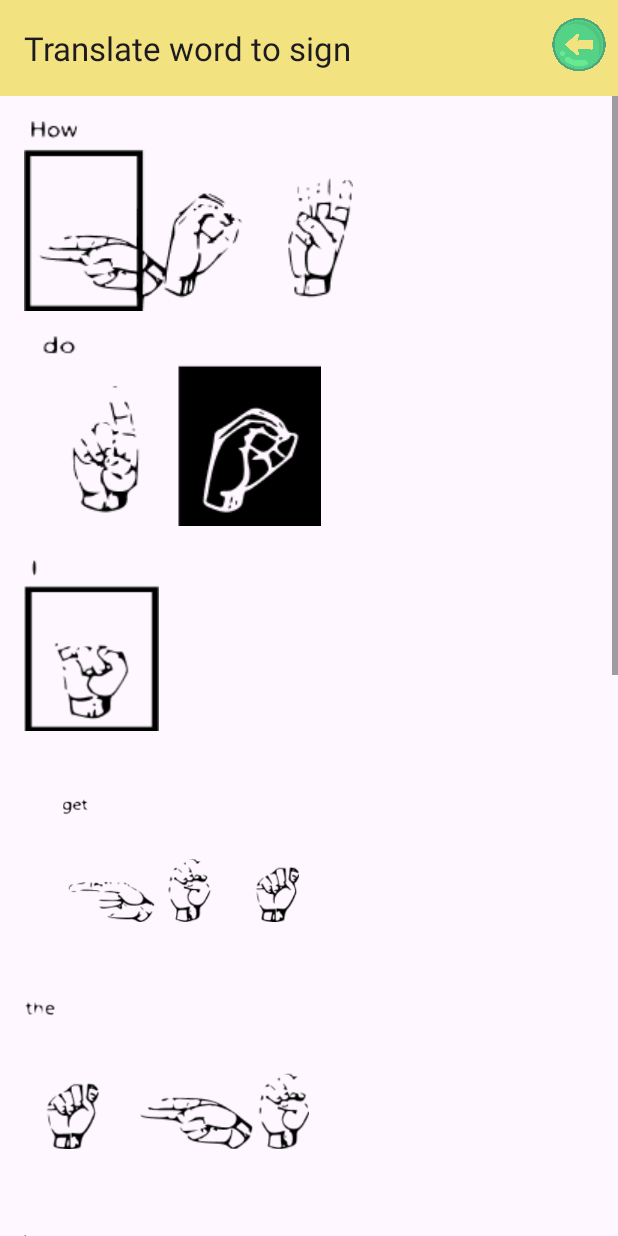
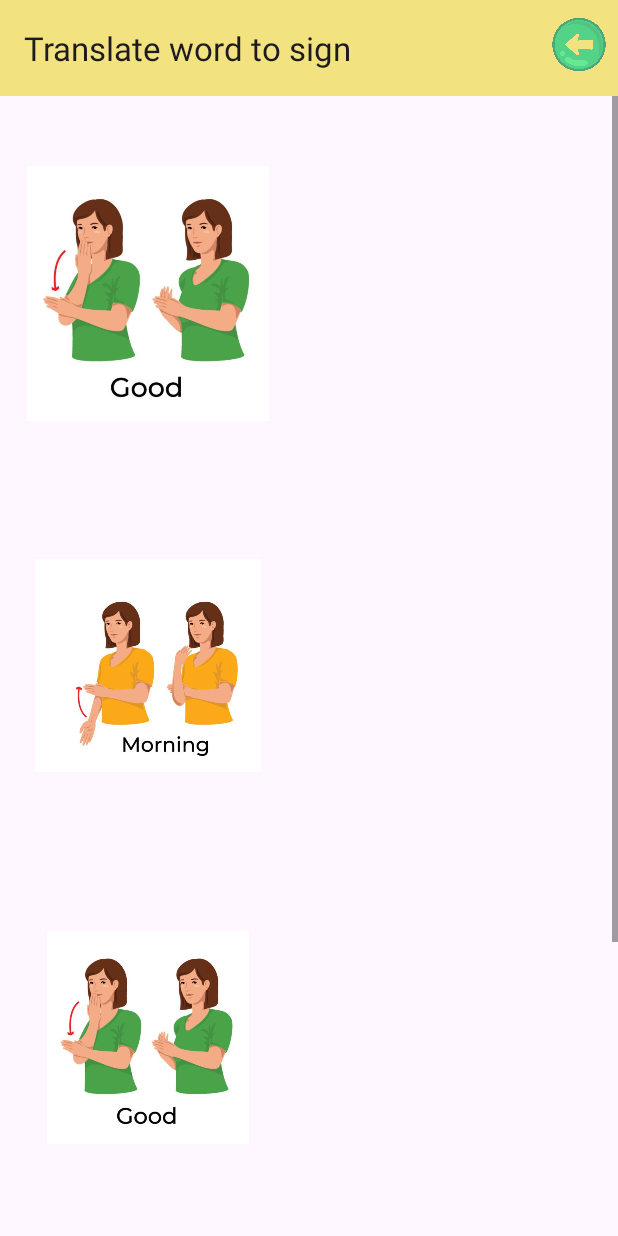
Before and after one commit to Deepraj91/I-Hear-You, an Android app: the TranslateActivity screen opened directly, with no data from a screen before it, on a phone screen of 412 x 824 dp. Run offline under Robolectric (Android 15) with nearby library versions, the phone set to English and light mode, and no system bars.

Commit message:
25th commit

```diff
--- a/app/src/main/res/layout/activity_translate.xml
+++ b/app/src/main/res/layout/activity_translate.xml
@@ -37,168 +37,72 @@
             android:padding="16dp">
 
             <!-- Section 1 -->
-
             <LinearLayout
-                android:layout_width="match_parent"
-                android:layout_height="wrap_content"
-                android:orientation="horizontal"
+                android:layout_width="225dp"
+                android:layout_height="232dp"
+                android:layout_marginBottom="16dp"
                 android:gravity="center"
-                android:layout_marginBottom="16dp">
+                android:orientation="horizontal">
 
                 <ImageView
-                    android:layout_width="wrap_content"
-                    android:layout_height="wrap_content"
+                    android:layout_width="225dp"
+                    android:layout_height="170dp"
+                    android:layout_marginLeft="100dp"
+                    android:layout_marginRight="160dp"
                     android:contentDescription="Letter H"
-                    android:layout_marginRight="160dp"
-                    android:src="@drawable/img_4" />
-
+                    android:src="@drawable/good" />
             </LinearLayout>
 
             <!-- Section 2 -->
-
             <LinearLayout
-                android:layout_width="match_parent"
-                android:layout_height="wrap_content"
-                android:orientation="horizontal"
+                android:layout_width="225dp"
+                android:layout_height="232dp"
+                android:layout_marginBottom="16dp"
                 android:gravity="center"
-                android:layout_marginBottom="16dp">
+                android:orientation="horizontal">
 
                 <ImageView
-                    android:layout_width="wrap_content"
-                    android:layout_height="wrap_content"
-                    android:src="@drawable/img_5"
-                    android:layout_marginRight="170dp"
-                    android:contentDescription="Letter G" />
-
+                    android:layout_width="172dp"
+                    android:layout_height="142dp"
+                    android:layout_marginRight="160dp"
+                    android:contentDescription="Letter H"
+                    android:layout_marginLeft="100dp"
+                    android:src="@drawable/morning" />
             </LinearLayout>
 
             <!-- Section 3 -->
-
             <LinearLayout
-                android:layout_width="match_parent"
-                android:layout_height="wrap_content"
-                android:orientation="horizontal"
+                android:layout_width="225dp"
+                android:layout_height="232dp"
+                android:layout_marginBottom="16dp"
                 android:gravity="center"
-                android:layout_marginBottom="16dp">
+                android:orientation="horizontal">
 
                 <ImageView
-                    android:layout_width="wrap_content"
-                    android:layout_height="wrap_content"
-                    android:src="@drawable/img_6"
-                    android:layout_marginRight="290dp"
-                    android:contentDescription="Letter G" />
-
+                    android:layout_width="172dp"
+                    android:layout_height="142dp"
+                    android:layout_marginRight="160dp"
+                    android:contentDescription="Letter H"
+                    android:layout_marginLeft="100dp"
+                    android:src="@drawable/good" />
             </LinearLayout>
 
             <!-- Section 4 -->
-
             <LinearLayout
-                android:layout_width="match_parent"
-                android:layout_height="wrap_content"
-                android:orientation="horizontal"
+                android:layout_width="225dp"
+                android:layout_height="232dp"
+                android:layout_marginBottom="16dp"
                 android:gravity="center"
-                android:layout_marginBottom="16dp">
+                android:orientation="horizontal">
 
                 <ImageView
-                    android:layout_width="157dp"
-                    android:layout_height="wrap_content"
-                    android:layout_marginRight="170dp"
-                    android:contentDescription="Letter G"
-                    android:src="@drawable/img_7" />
-
+                    android:layout_width="172dp"
+                    android:layout_height="142dp"
+                    android:layout_marginRight="160dp"
+                    android:contentDescription="Letter H"
+                    android:layout_marginLeft="100dp"
+                    android:src="@drawable/night" />
             </LinearLayout>
-
-            <!-- Section 5 -->
-
-            <LinearLayout
-                android:layout_width="match_parent"
-                android:layout_height="wrap_content"
-                android:orientation="horizontal"
-                android:gravity="center"
-                android:layout_marginBottom="16dp">
-
-                <ImageView
-                    android:layout_width="wrap_content"
-                    android:layout_height="wrap_content"
-                    android:src="@drawable/img_8"
-                    android:layout_marginRight="190dp"
-                    android:contentDescription="Letter G" />
-
-            </LinearLayout>
-
-
-            <!-- Section 6 -->
-
-            <LinearLayout
-                android:layout_width="match_parent"
-                android:layout_height="wrap_content"
-                android:orientation="horizontal"
-                android:gravity="center"
-                android:layout_marginBottom="16dp">
-
-                <ImageView
-                    android:layout_width="wrap_content"
-                    android:layout_height="wrap_content"
-                    android:src="@drawable/img_9"
-                    android:layout_marginRight="190dp"
-                    android:contentDescription="Letter G" />
-
-            </LinearLayout>
-
-            <!-- Section 7 -->
-
-            <LinearLayout
-                android:layout_width="match_parent"
-                android:layout_height="wrap_content"
-                android:orientation="horizontal"
-                android:gravity="center"
-                android:layout_marginBottom="16dp">
-
-                <ImageView
-                    android:layout_width="wrap_content"
-                    android:layout_height="wrap_content"
-                    android:src="@drawable/img_10"
-                    android:layout_marginRight="190dp"
-                    android:contentDescription="Letter G" />
-
-            </LinearLayout>
-
-            <!-- Section 8 -->
-
-            <LinearLayout
-                android:layout_width="match_parent"
-                android:layout_height="wrap_content"
-                android:orientation="horizontal"
-                android:gravity="center"
-                android:layout_marginBottom="16dp">
-
-                <ImageView
-                    android:layout_width="wrap_content"
-                    android:layout_height="wrap_content"
-                    android:src="@drawable/img_11"
-                    android:layout_marginRight="190dp"
-                    android:contentDescription="Letter G" />
-
-            </LinearLayout>
-
-            <!-- Section 9 -->
-
-            <LinearLayout
-                android:layout_width="match_parent"
-                android:layout_height="wrap_content"
-                android:orientation="horizontal"
-                android:gravity="center"
-                android:layout_marginBottom="16dp">
-
-                <ImageView
-                    android:layout_width="wrap_content"
-                    android:layout_height="wrap_content"
-                    android:src="@drawable/img_12"
-                    android:layout_marginRight="10dp"
-                    android:contentDescription="Letter G" />
-
-            </LinearLayout>
-
 
 
         </LinearLayout>
```
Also changed, not shown: app/src/main/res/drawable/afternoon.jpg (added), app/src/main/res/drawable/good.jpg (added), app/src/main/res/drawable/hello.jpg (added), app/src/main/res/drawable/morning.jpg (added), app/src/main/res/drawable/night.jpg (added).
